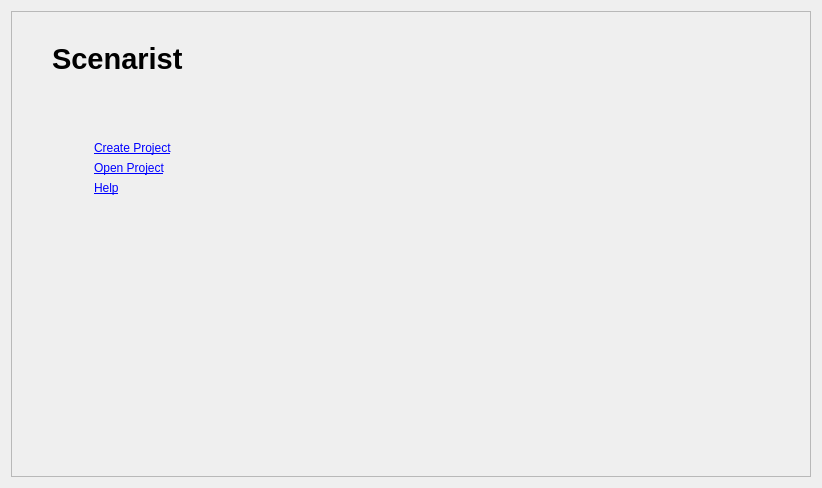
First picture: the form in src/UserInterfaceLayer/StartUp/StartUpView.ui, repository dimkanovikov/KITScenarist, before the edit.
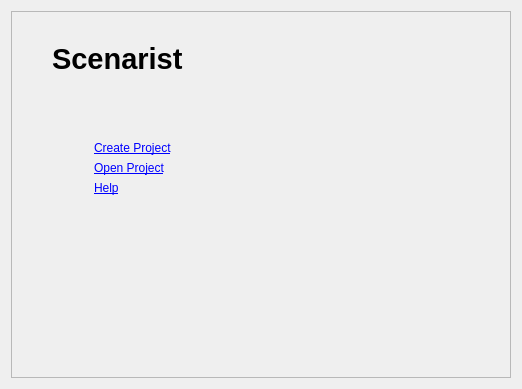
Second picture: the form after the edit. Icons and pictures are not drawn.

Commit message: Add tabs and startUp widgets to main window

```diff
--- a/src/UserInterfaceLayer/StartUp/StartUpView.ui
+++ b/src/UserInterfaceLayer/StartUp/StartUpView.ui
@@ -6,8 +6,8 @@
    <rect>
     <x>0</x>
     <y>0</y>
-    <width>818</width>
-    <height>488</height>
+    <width>518</width>
+    <height>389</height>
    </rect>
   </property>
   <property name="windowTitle">
@@ -22,9 +22,12 @@
      <property name="orientation">
       <enum>Qt::Horizontal</enum>
      </property>
+     <property name="sizeType">
+      <enum>QSizePolicy::Preferred</enum>
+     </property>
      <property name="sizeHint" stdset="0">
       <size>
-       <width>80</width>
+       <width>0</width>
        <height>40</height>
       </size>
      </property>
@@ -35,9 +38,12 @@
      <property name="orientation">
       <enum>Qt::Horizontal</enum>
      </property>
+     <property name="sizeType">
+      <enum>QSizePolicy::Preferred</enum>
+     </property>
      <property name="sizeHint" stdset="0">
       <size>
-       <width>81</width>
+       <width>0</width>
        <height>40</height>
       </size>
      </property>
@@ -45,12 +51,24 @@
    </item>
    <item row="0" column="1" rowspan="2">
     <widget class="QFrame" name="frame">
+     <property name="sizePolicy">
+      <sizepolicy hsizetype="Expanding" vsizetype="Expanding">
+       <horstretch>0</horstretch>
+       <verstretch>0</verstretch>
+      </sizepolicy>
+     </property>
      <property name="minimumSize">
       <size>
-       <width>800</width>
+       <width>500</width>
        <height>300</height>
       </size>
      </property>
+     <property name="maximumSize">
+      <size>
+       <width>1200</width>
+       <height>16777215</height>
+      </size>
+     </property>
      <property name="frameShape">
       <enum>QFrame::StyledPanel</enum>
      </property>
@@ -67,7 +85,7 @@
       <item row="1" column="0">
        <widget class="QWidget" name="widget" native="true">
         <property name="sizePolicy">
-         <sizepolicy hsizetype="Expanding" vsizetype="Expanding">
+         <sizepolicy hsizetype="Preferred" vsizetype="Expanding">
           <horstretch>0</horstretch>
           <verstretch>0</verstretch>
          </sizepolicy>
```
The commit also changes 4 other files.
